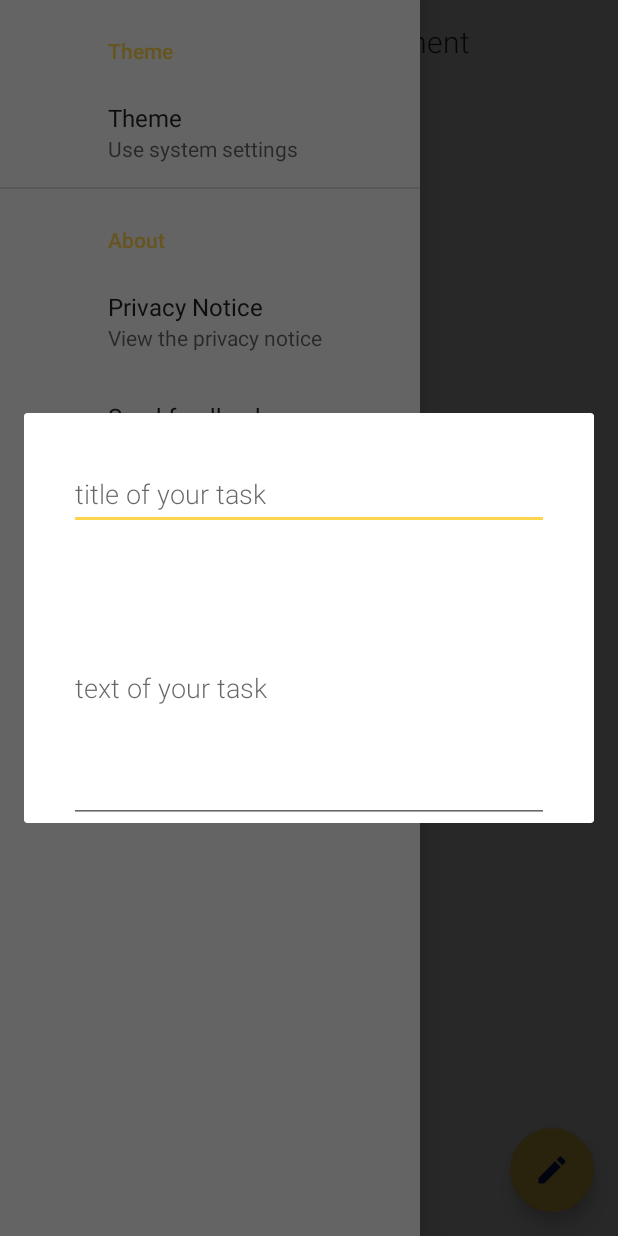
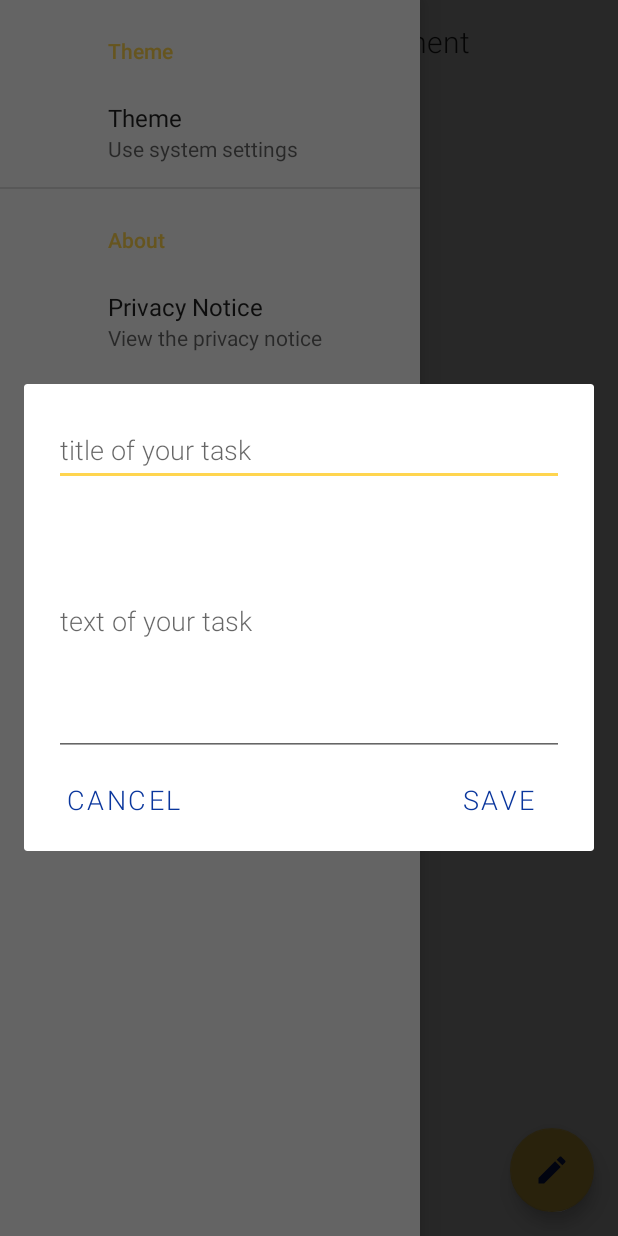
Before and after one commit to FelixWiemann/Notes, an Android app: the CreateTaskDialogFragment screen opened through its navigation route, with the side drawer open, on a phone screen of 412 x 824 dp. Run offline under Robolectric (Android 15) with nearby library versions, the phone set to English and light mode, and no system bars; our stand-ins replace androidx.preference, navigation-ui; 3 statements that could not run were skipped.

Commit message:
createTaskDialogFragment overhaul
fixed some issues, added action buttons for clearer UI, restricted
back-press and introduced styles for the ui components

```diff
--- a/app/src/main/java/com/nepumuk/notizen/views/fragments/CreateTaskDialogFragment.java
+++ b/app/src/main/java/com/nepumuk/notizen/views/fragments/CreateTaskDialogFragment.java
@@ -7,6 +7,7 @@ import android.view.LayoutInflater;
 import android.view.View;
 import android.view.ViewGroup;
 import android.view.Window;
+import android.widget.Button;
 import android.widget.EditText;
 
 import androidx.annotation.NonNull;
@@ -60,6 +61,23 @@ public class CreateTaskDialogFragment extends DialogFragment {
     @Override
     public void onViewCreated(@NonNull View view, @Nullable Bundle savedInstanceState) {
         super.onViewCreated(view, savedInstanceState);
+        // cannot cancel
+        setCancelable(false);
+
+        Button positive = view.findViewById(R.id.positive_action);
+        positive.setOnClickListener(v -> {
+            taskViewModel.getSaveState().save=true;
+            taskViewModel.update();
+            dismiss();
+        });
+        Button negative = view.findViewById(R.id.negative_action);
+        negative.setOnClickListener(v -> {
+            taskViewModel.getSaveState().save=false;
+            taskViewModel.update();
+            dismiss();
+        });
+
+
         NavBackStackEntry entry = NavHostFragment.findNavController(this).getPreviousBackStackEntry();
         taskViewModel = new ViewModelProvider(entry).get(EditNoteViewModel.class);
         textTaskTitle = view.findViewById(R.id.task_title);
@@ -96,7 +114,6 @@ public class CreateTaskDialogFragment extends DialogFragment {
             }
             isTyping = true;
             taskViewModel.getSaveState().data.setTitle(s.toString());
-            taskViewModel.getSaveState().save=true;
             taskViewModel.update();
         }
     );
@@ -107,8 +124,7 @@ public class CreateTaskDialogFragment extends DialogFragment {
                 return;
             }
             isTyping = true;
-            taskViewModel.getSaveState().data.setTitle(s.toString());
-            taskViewModel.getSaveState().save=true;
+            taskViewModel.getSaveState().data.setText(s.toString());
             taskViewModel.update();
         }
     );
--- a/app/src/main/res/layout/create_task_fragment.xml
+++ b/app/src/main/res/layout/create_task_fragment.xml
@@ -4,32 +4,57 @@
     android:layout_height="match_parent">
 
     <EditText
+        style="@style/Ui.Components.EditText"
         android:id="@+id/task_title"
-        android:layout_width="351dp"
+        android:layout_width="match_parent"
         android:layout_height="wrap_content"
         android:minHeight="48dp"
         android:layout_alignParentStart="true"
         android:layout_alignParentTop="true"
         android:layout_alignParentEnd="true"
-        android:layout_marginStart="30dp"
-        android:layout_marginTop="30dp"
-        android:layout_marginEnd="30dp"
+        android:layout_marginStart="20dp"
+        android:layout_marginTop="20dp"
+        android:layout_marginEnd="20dp"
         android:hint="@string/hint_task_title"
         android:inputType="textShortMessage|textLongMessage|textAutoCorrect|textPhonetic|textCapSentences|textAutoComplete|textPostalAddress"
         android:importantForAutofill="no" />
 
     <EditText
+        style="@style/Ui.Components.EditText"
         android:id="@+id/task_message"
-        android:layout_width="350dp"
+        android:layout_width="match_parent"
         android:layout_height="180dp"
         android:layout_below="@+id/task_title"
         android:layout_alignStart="@+id/task_title"
         android:layout_alignEnd="@+id/task_title"
         android:layout_marginStart="0dp"
-        android:layout_marginTop="15dp"
+        android:layout_marginTop="0dp"
         android:layout_marginEnd="0dp"
         android:hint="@string/hint_task_message"
         android:importantForAutofill="no"
         android:inputType="textShortMessage|textLongMessage|textAutoCorrect|textMultiLine|textPhonetic|textCapSentences|textAutoComplete|textPostalAddress" />
 
+    <Button
+        style="@style/Ui.Components.Button"
+        android:id="@+id/negative_action"
+        android:layout_width="wrap_content"
+        android:layout_height="wrap_content"
+        android:layout_alignStart="@+id/task_message"
+        android:layout_alignTop="@+id/positive_action"
+        android:layout_alignBottom="@+id/positive_action"
+        android:layout_marginStart="0dp"
+        android:layout_marginTop="0dp"
+        android:layout_marginBottom="0dp"
+        android:text="@string/action_cancel" />
+
+    <Button
+        style="@style/Ui.Components.Button"
+        android:id="@+id/positive_action"
+        android:layout_width="wrap_content"
+        android:layout_height="wrap_content"
+        android:layout_below="@+id/task_message"
+        android:layout_alignEnd="@+id/task_message"
+        android:layout_marginTop="5dp"
+        android:layout_marginBottom="10dp"
+        android:text="@string/action_save" />
 </RelativeLayout>
--- a/app/src/main/res/values/attrs_c_view_selector.xml
+++ /dev/null
@@ -1,3 +0,0 @@
-<resources>
-
-</resources>
--- a/app/src/main/res/values/attrs_my_view.xml
+++ /dev/null
@@ -1,3 +0,0 @@
-<resources>
-
-</resources>
--- a/app/src/main/res/values/styles.xml
+++ b/app/src/main/res/values/styles.xml
@@ -20,4 +20,32 @@
         <item name="fontFamily">sans-serif-light</item> <!-- target android sdk versions < 26 and > 14 if theme other than AppCompat -->
     </style>
 
+    <style name="Ui">
+        <item name="android:textStyle">normal</item>
+        <item name="android:textSize">@dimen/ui_component_text_size</item>
+    </style>
+
+    <style name="Ui.Components" />
+
+    <style name="Ui.Components.Button" parent="@style/Widget.MaterialComponents.Button.TextButton">
+        <item name="android:textSize">@dimen/ui_component_text_size</item>
+        <item name="android:textStyle">normal</item>
+        <item name="android:scrollbars">none</item>
+        <item name="minHeight">@dimen/ui_component_button_min_height</item>
+    </style>
+
+    <style name="Ui.Components.Button.Small">
+        <item name="android:textSize">@dimen/ui_component_text_size_small</item>
+        <item name="minHeight">@dimen/ui_component_button_min_height_small</item>
+    </style>
+
+    <style name="Ui.Components.Button.Large">
+        <item name="android:textSize">@dimen/ui_component_text_size_large</item>
+        <item name="minHeight">@dimen/ui_component_button_min_height_large</item>
+    </style>
+
+    <style name="Ui.Components.EditText">
+
+    </style>
+
 </resources>
```
Also changed, not shown: app/src/main/java/com/nepumuk/notizen/views/fragments/TaskNoteFragment.java (+17 -5 lines), app/src/main/res/values/dimens.xml (+10 -1 lines).
